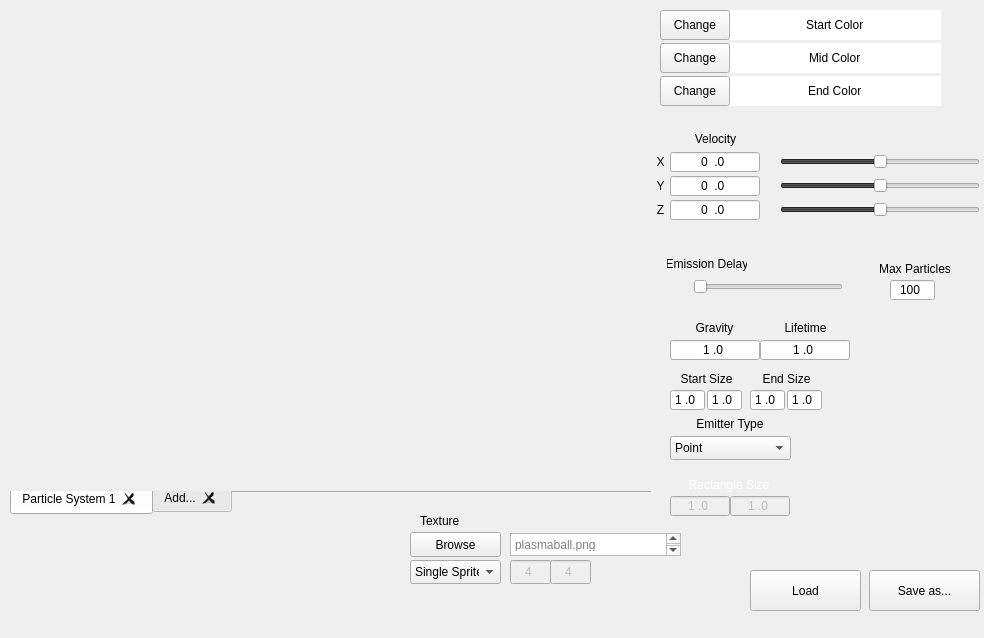
The window that TA_ParticleEditor/TA_ParticleEditor/particleeditor.ui (Stureplan/TA_ParticleEditor) describes before a commit, drawn with Qt 5.
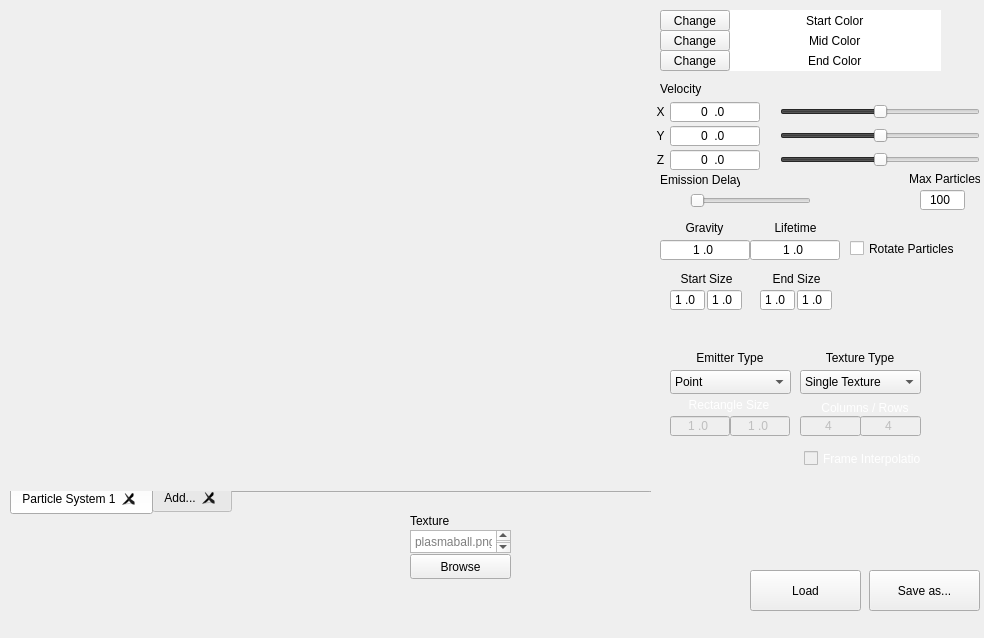
The same window after the commit. Custom widgets are drawn as their Qt base class.

```diff
--- a/TA_ParticleEditor/TA_ParticleEditor/particleeditor.ui
+++ b/TA_ParticleEditor/TA_ParticleEditor/particleeditor.ui
@@ -98,8 +98,8 @@
     <property name="geometry">
      <rect>
       <x>410</x>
-      <y>532</y>
-      <width>91</width>
+      <y>554</y>
+      <width>101</width>
       <height>25</height>
      </rect>
     </property>
@@ -110,8 +110,8 @@
    <widget class="QLabel" name="label_Lifetime">
     <property name="geometry">
      <rect>
-      <x>780</x>
-      <y>318</y>
+      <x>770</x>
+      <y>218</y>
       <width>51</width>
       <height>20</height>
      </rect>
@@ -126,8 +126,8 @@
    <widget class="QLabel" name="label_Velocity">
     <property name="geometry">
      <rect>
-      <x>680</x>
-      <y>129</y>
+      <x>660</x>
+      <y>79</y>
       <width>71</width>
       <height>20</height>
      </rect>
@@ -136,14 +136,14 @@
      <string>Velocity</string>
     </property>
     <property name="alignment">
-     <set>Qt::AlignCenter</set>
+     <set>Qt::AlignLeading|Qt::AlignLeft|Qt::AlignVCenter</set>
     </property>
    </widget>
    <widget class="QLabel" name="label_EmissionDelay">
     <property name="geometry">
      <rect>
-      <x>667</x>
-      <y>254</y>
+      <x>660</x>
+      <y>170</y>
       <width>80</width>
       <height>20</height>
      </rect>
@@ -152,14 +152,14 @@
      <string>Emission Delay</string>
     </property>
     <property name="alignment">
-     <set>Qt::AlignCenter</set>
+     <set>Qt::AlignLeading|Qt::AlignLeft|Qt::AlignVCenter</set>
     </property>
    </widget>
    <widget class="QLabel" name="label_MaxParticles">
     <property name="geometry">
      <rect>
-      <x>880</x>
-      <y>261</y>
+      <x>910</x>
+      <y>171</y>
       <width>70</width>
       <height>16</height>
      </rect>
@@ -174,9 +174,9 @@
    <widget class="QTextBrowser" name="textBrowser">
     <property name="geometry">
      <rect>
-      <x>510</x>
-      <y>533</y>
-      <width>171</width>
+      <x>410</x>
+      <y>530</y>
+      <width>101</width>
       <height>23</height>
      </rect>
     </property>
@@ -203,8 +203,8 @@
    <widget class="QLabel" name="label_Gravity">
     <property name="geometry">
      <rect>
-      <x>689</x>
-      <y>318</y>
+      <x>679</x>
+      <y>218</y>
       <width>51</width>
       <height>20</height>
      </rect>
@@ -219,7 +219,7 @@
    <widget class="QLabel" name="label_Texture">
     <property name="geometry">
      <rect>
-      <x>420</x>
+      <x>410</x>
       <y>513</y>
       <width>91</width>
       <height>16</height>
@@ -235,7 +235,7 @@
       <x>660</x>
       <y>10</y>
       <width>70</width>
-      <height>30</height>
+      <height>21</height>
      </rect>
     </property>
     <property name="text">
@@ -248,7 +248,7 @@
       <x>730</x>
       <y>10</y>
       <width>211</width>
-      <height>30</height>
+      <height>21</height>
      </rect>
     </property>
     <property name="font">
@@ -285,9 +285,9 @@
     <property name="geometry">
      <rect>
       <x>730</x>
-      <y>43</y>
+      <y>30</y>
       <width>211</width>
-      <height>30</height>
+      <height>21</height>
      </rect>
     </property>
     <property name="font">
@@ -330,9 +330,9 @@
     <property name="geometry">
      <rect>
       <x>660</x>
-      <y>43</y>
+      <y>30</y>
       <width>70</width>
-      <height>30</height>
+      <height>21</height>
      </rect>
     </property>
     <property name="text">
@@ -343,7 +343,7 @@
     <property name="geometry">
      <rect>
       <x>661</x>
-      <y>371</y>
+      <y>271</y>
       <width>91</width>
       <height>16</height>
      </rect>
@@ -359,7 +359,7 @@
     <property name="geometry">
      <rect>
       <x>670</x>
-      <y>436</y>
+      <y>370</y>
       <width>121</width>
       <height>24</height>
      </rect>
@@ -385,7 +385,7 @@
     <property name="geometry">
      <rect>
       <x>680</x>
-      <y>416</y>
+      <y>350</y>
       <width>100</width>
       <height>16</height>
      </rect>
@@ -401,7 +401,7 @@
     <property name="geometry">
      <rect>
       <x>670</x>
-      <y>152</y>
+      <y>102</y>
       <width>90</width>
       <height>20</height>
      </rect>
@@ -423,7 +423,7 @@
     <property name="geometry">
      <rect>
       <x>670</x>
-      <y>176</y>
+      <y>126</y>
       <width>90</width>
       <height>20</height>
      </rect>
@@ -445,7 +445,7 @@
     <property name="geometry">
      <rect>
       <x>670</x>
-      <y>200</y>
+      <y>150</y>
       <width>90</width>
       <height>20</height>
      </rect>
@@ -466,8 +466,8 @@
    <widget class="QLineEdit" name="gravity">
     <property name="geometry">
      <rect>
-      <x>670</x>
-      <y>340</y>
+      <x>660</x>
+      <y>240</y>
       <width>90</width>
       <height>20</height>
      </rect>
@@ -488,8 +488,8 @@
    <widget class="QLineEdit" name="lifetime">
     <property name="geometry">
      <rect>
-      <x>760</x>
-      <y>340</y>
+      <x>750</x>
+      <y>240</y>
       <width>90</width>
       <height>20</height>
      </rect>
@@ -511,7 +511,7 @@
     <property name="geometry">
      <rect>
       <x>650</x>
-      <y>176</y>
+      <y>126</y>
       <width>21</width>
       <height>20</height>
      </rect>
@@ -530,7 +530,7 @@
     <property name="geometry">
      <rect>
       <x>670</x>
-      <y>390</y>
+      <y>290</y>
       <width>35</width>
       <height>20</height>
      </rect>
@@ -552,7 +552,7 @@
     <property name="geometry">
      <rect>
       <x>707</x>
-      <y>390</y>
+      <y>290</y>
       <width>35</width>
       <height>20</height>
      </rect>
@@ -573,8 +573,8 @@
    <widget class="QLineEdit" name="maxParticles">
     <property name="geometry">
      <rect>
-      <x>890</x>
-      <y>280</y>
+      <x>920</x>
+      <y>190</y>
       <width>45</width>
       <height>20</height>
      </rect>
@@ -599,7 +599,7 @@
     <property name="geometry">
      <rect>
       <x>670</x>
-      <y>476</y>
+      <y>396</y>
       <width>120</width>
       <height>50</height>
      </rect>
@@ -681,9 +681,9 @@
    <widget class="QComboBox" name="textureTypeBox">
     <property name="geometry">
      <rect>
-      <x>410</x>
-      <y>560</y>
-      <width>91</width>
+      <x>800</x>
+      <y>370</y>
+      <width>121</width>
       <height>24</height>
      </rect>
     </property>
@@ -691,14 +691,14 @@
      <enum>Qt::LeftToRight</enum>
     </property>
     <property name="currentText">
-     <string>Single Sprite</string>
+     <string>Single Texture</string>
     </property>
     <property name="currentIndex">
      <number>0</number>
     </property>
     <item>
      <property name="text">
-      <string>Single Sprite</string>
+      <string>Single Texture</string>
      </property>
     </item>
     <item>
@@ -718,19 +718,19 @@
     </property>
     <property name="geometry">
      <rect>
-      <x>510</x>
-      <y>560</y>
-      <width>81</width>
-      <height>24</height>
+      <x>800</x>
+      <y>400</y>
+      <width>121</width>
+      <height>71</height>
      </rect>
     </property>
     <widget class="QLineEdit" name="spriteColumns">
      <property name="geometry">
       <rect>
        <x>0</x>
-       <y>0</y>
-       <width>41</width>
-       <height>24</height>
+       <y>16</y>
+       <width>61</width>
+       <height>20</height>
       </rect>
      </property>
      <property name="inputMask">
@@ -749,10 +749,10 @@
     <widget class="QLineEdit" name="spriteRows">
      <property name="geometry">
       <rect>
-       <x>40</x>
-       <y>0</y>
-       <width>41</width>
-       <height>24</height>
+       <x>60</x>
+       <y>16</y>
+       <width>61</width>
+       <height>20</height>
       </rect>
      </property>
      <property name="inputMask">
@@ -768,12 +768,41 @@
       <string>0.0</string>
      </property>
     </widget>
+    <widget class="QCheckBox" name="interpolateFrames">
+     <property name="geometry">
+      <rect>
+       <x>4</x>
+       <y>50</y>
+       <width>121</width>
+       <height>17</height>
+      </rect>
+     </property>
+     <property name="text">
+      <string>Frame Interpolation</string>
+     </property>
+    </widget>
+    <widget class="QLabel" name="label_SizeY_7">
+     <property name="geometry">
+      <rect>
+       <x>10</x>
+       <y>0</y>
+       <width>110</width>
+       <height>16</height>
+      </rect>
+     </property>
+     <property name="text">
+      <string>Columns / Rows</string>
+     </property>
+     <property name="alignment">
+      <set>Qt::AlignCenter</set>
+     </property>
+    </widget>
    </widget>
    <widget class="QLineEdit" name="endSizeY">
     <property name="geometry">
      <rect>
-      <x>787</x>
-      <y>390</y>
+      <x>797</x>
+      <y>290</y>
       <width>35</width>
       <height>20</height>
      </rect>
@@ -794,8 +823,8 @@
    <widget class="QLabel" name="label_EndSize">
     <property name="geometry">
      <rect>
-      <x>741</x>
-      <y>371</y>
+      <x>751</x>
+      <y>271</y>
       <width>91</width>
       <height>16</height>
      </rect>
@@ -810,8 +839,8 @@
    <widget class="QLineEdit" name="endSizeX">
     <property name="geometry">
      <rect>
-      <x>750</x>
-      <y>390</y>
+      <x>760</x>
+      <y>290</y>
       <width>35</width>
       <height>20</height>
      </rect>
@@ -832,8 +861,8 @@
    <widget class="QLabel" name="textureView">
     <property name="geometry">
      <rect>
-      <x>615</x>
-      <y>560</y>
+      <x>520</x>
+      <y>530</y>
       <width>50</width>
       <height>50</height>
      </rect>
@@ -848,9 +877,9 @@
    <widget class="QSlider" name="emissionDelaySlider">
     <property name="geometry">
      <rect>
-      <x>693</x>
-      <y>276</y>
-      <width>150</width>
+      <x>690</x>
+      <y>190</y>
+      <width>121</width>
       <height>22</height>
      </rect>
     </property>
@@ -870,8 +899,8 @@
    <widget class="QLabel" name="label_EmDelaySlide">
     <property name="geometry">
      <rect>
-      <x>670</x>
-      <y>280</y>
+      <x>660</x>
+      <y>195</y>
       <width>30</width>
       <height>13</height>
      </rect>
@@ -887,7 +916,7 @@
     <property name="geometry">
      <rect>
       <x>780</x>
-      <y>151</y>
+      <y>101</y>
       <width>200</width>
       <height>22</height>
      </rect>
@@ -924,7 +953,7 @@
     <property name="geometry">
      <rect>
       <x>780</x>
-      <y>175</y>
+      <y>125</y>
       <width>200</width>
       <height>22</height>
      </rect>
@@ -943,7 +972,7 @@
     <property name="geometry">
      <rect>
       <x>780</x>
-      <y>199</y>
+      <y>149</y>
       <width>200</width>
       <height>22</height>
      </rect>
@@ -1012,7 +1041,7 @@
     <property name="geometry">
      <rect>
       <x>650</x>
-      <y>152</y>
+      <y>102</y>
       <width>21</width>
       <height>20</height>
      </rect>
@@ -1031,7 +1060,7 @@
     <property name="geometry">
      <rect>
       <x>650</x>
-      <y>200</y>
+      <y>150</y>
       <width>21</width>
       <height>20</height>
      </rect>
@@ -1050,9 +1079,9 @@
     <property name="geometry">
      <rect>
       <x>660</x>
-      <y>76</y>
+      <y>50</y>
       <width>70</width>
-      <height>30</height>
+      <height>21</height>
      </rect>
     </property>
     <property name="text">
@@ -1063,9 +1092,9 @@
     <property name="geometry">
      <rect>
       <x>730</x>
-      <y>76</y>
+      <y>50</y>
       <width>211</width>
-      <height>30</height>
+      <height>21</height>
      </rect>
     </property>
     <property name="font">
@@ -1104,6 +1133,35 @@
      <bool>false</bool>
     </property>
    </widget>
+   <widget class="QLabel" name="label_EmitterType_2">
+    <property name="geometry">
+     <rect>
+      <x>810</x>
+      <y>350</y>
+      <width>100</width>
+      <height>16</height>
+     </rect>
+    </property>
+    <property name="text">
+     <string>Texture Type</string>
+    </property>
+    <property name="alignment">
+     <set>Qt::AlignCenter</set>
+    </property>
+   </widget>
+   <widget class="QCheckBox" name="rotateParticles">
+    <property name="geometry">
+     <rect>
+      <x>850</x>
+      <y>240</y>
+      <width>111</width>
+      <height>17</height>
+     </rect>
+    </property>
+    <property name="text">
+     <string>Rotate Particles</string>
+    </property>
+   </widget>
   </widget>
  </widget>
  <layoutdefault spacing="6" margin="11"/>
```
Left out of the diff: 62 changed lines with no effect on the pictures.
